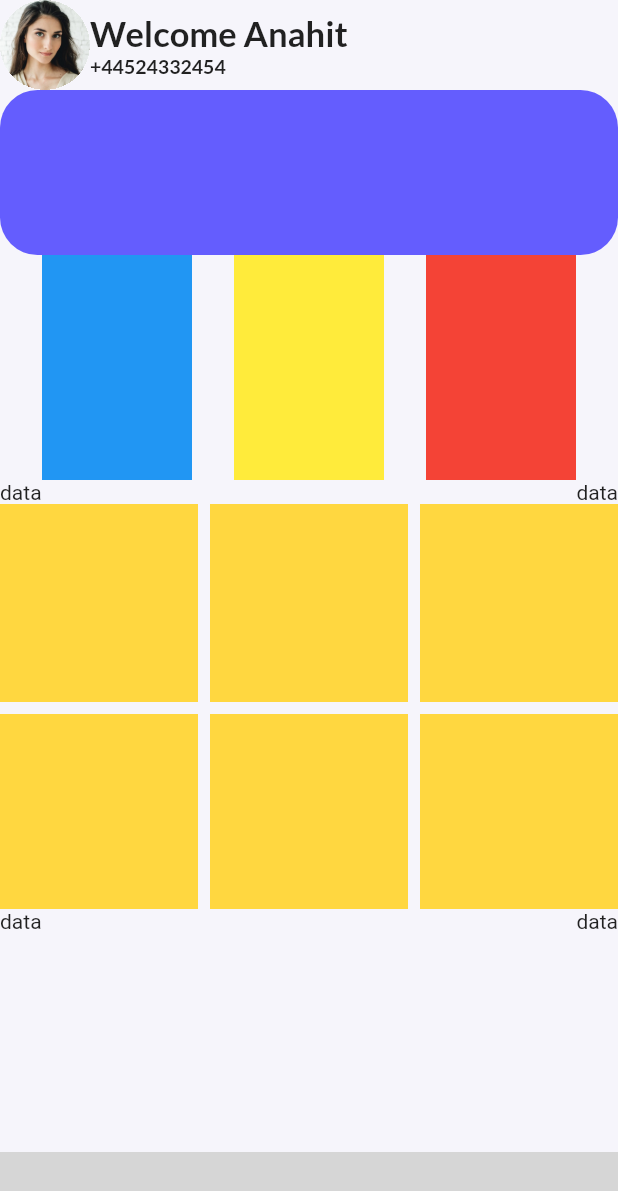
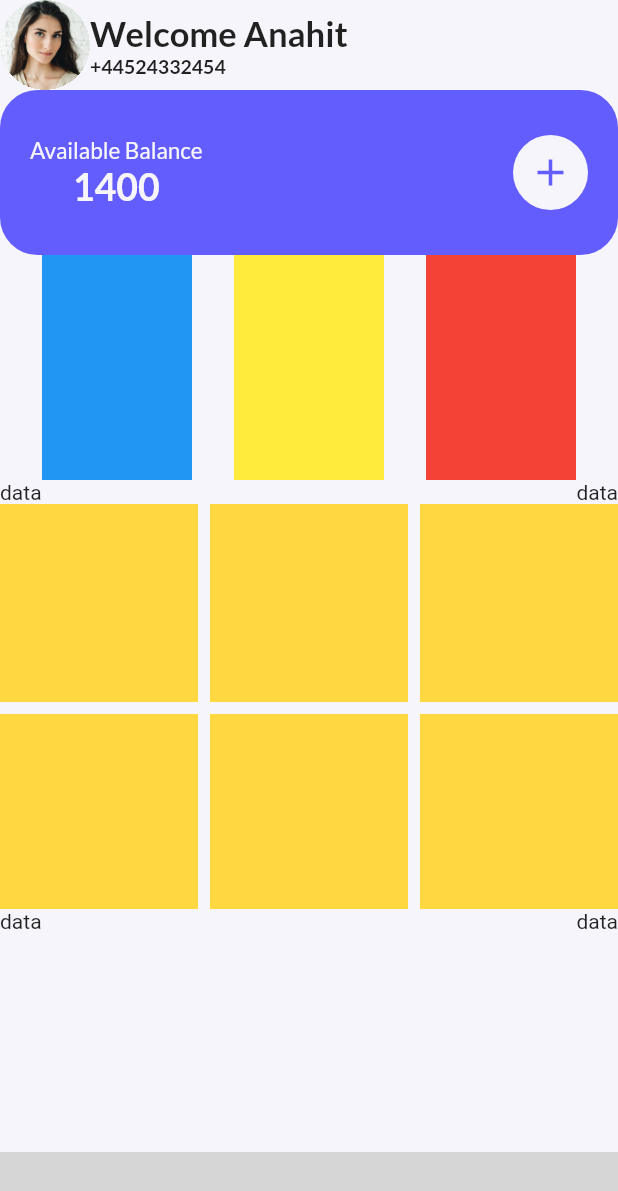
Before and after one commit to mahmoud-eslami/network_manager_ui, a Flutter app: the screen it shows after launch, on a phone screen of 412 x 824 dp. Shown: the top 1191 px of the screen. Run offline on Flutter 3.47's test engine with Material 2 defaults, Android fonts, the light colour scheme and no system bars; our stand-ins replace google_fonts; missing offline and left inert: bottom_animation; grey boxes are pictures that could not be loaded.

Commit message:
some change in available balance

```diff
--- a/lib/components/home_components/available_balance.dart
+++ b/lib/components/home_components/available_balance.dart
@@ -1,4 +1,6 @@
 import 'package:flutter/material.dart';
+import 'package:google_fonts/google_fonts.dart';
+import 'package:mobile_network_ui/resource/colors/colors.dart';
 
 class AvailableBalance extends StatelessWidget {
   final int balance;
@@ -6,6 +8,7 @@ class AvailableBalance extends StatelessWidget {
   final double heightSize;
   final double widthSize;
   final double borderRadius;
+  final double iconSize;
 
   const AvailableBalance({
     Key key,
@@ -14,6 +17,7 @@ class AvailableBalance extends StatelessWidget {
     this.heightSize,
     this.borderRadius,
     this.widthSize,
+    this.iconSize,
   }) : super(key: key);
   @override
   Widget build(BuildContext context) {
@@ -26,6 +30,51 @@ class AvailableBalance extends StatelessWidget {
           Radius.circular(borderRadius),
         ),
       ),
+      child: Padding(
+        padding: const EdgeInsets.all(20.0),
+        child: Row(
+          mainAxisAlignment: MainAxisAlignment.spaceBetween,
+          children: [
+            Column(
+              mainAxisAlignment: MainAxisAlignment.center,
+              children: [
+                Text('Available Balance',
+                    style: GoogleFonts.lato(
+                      textStyle: TextStyle(
+                        color: AppColor.background,
+                        fontSize: 15,
+                      ),
+                    )),
+                Text(
+                  '$balance',
+                  style: GoogleFonts.lato(
+                    textStyle: TextStyle(
+                      color: AppColor.background,
+                      fontWeight: FontWeight.bold,
+                      fontSize: 25,
+                    ),
+                  ),
+                ),
+              ],
+            ),
+            Container(
+              width: 50,
+              height: 50,
+              decoration: BoxDecoration(
+                color: AppColor.background,
+                shape: BoxShape.circle,
+              ),
+              child: Center(
+                child: Icon(
+                  Icons.add,
+                  color: bgColor,
+                  size: iconSize,
+                ),
+              ),
+            ),
+          ],
+        ),
+      ),
     );
   }
 }
--- a/lib/screens/home.dart
+++ b/lib/screens/home.dart
@@ -102,6 +102,8 @@ class DynamicBody extends StatelessWidget {
                 widthSize: MediaQuery.of(context).size.width,
                 heightSize: 110,
                 borderRadius: 25,
+                balance: 1400,
+                iconSize: 30,
               ),
               Row(
                 mainAxisAlignment: MainAxisAlignment.spaceEvenly,
```
